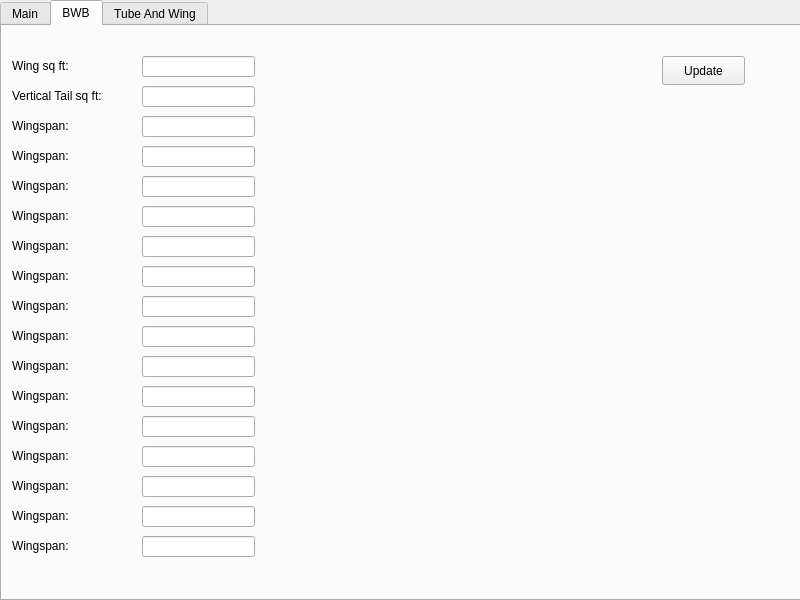
Before: the Qt Designer form BWB_GUI/form.ui in bsannar/Capstone_BWB, drawn with Qt 5.
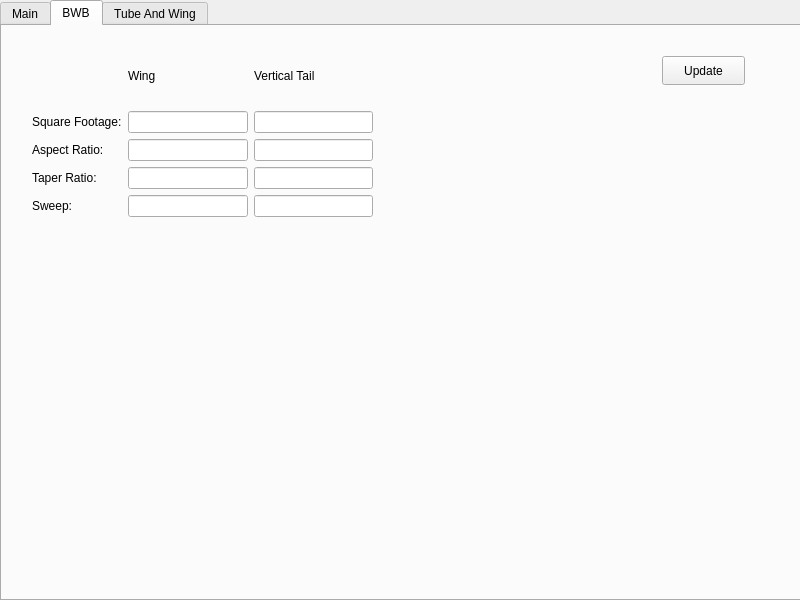
After: the same form once the commit is applied. The open tabs and pages were chosen to show the change. Icons and pictures are not drawn.

The edit to the form file:
```diff
--- a/BWB_GUI/form.ui
+++ b/BWB_GUI/form.ui
@@ -63,397 +63,6 @@
     <attribute name="title">
      <string>BWB</string>
     </attribute>
-    <widget class="QLabel" name="lbWingspan">
-     <property name="geometry">
-      <rect>
-       <x>10</x>
-       <y>30</y>
-       <width>121</width>
-       <height>20</height>
-      </rect>
-     </property>
-     <property name="text">
-      <string>Wing sq ft:</string>
-     </property>
-    </widget>
-    <widget class="QLineEdit" name="txtWingspan">
-     <property name="geometry">
-      <rect>
-       <x>140</x>
-       <y>30</y>
-       <width>113</width>
-       <height>21</height>
-      </rect>
-     </property>
-    </widget>
-    <widget class="QLabel" name="lbTailspan">
-     <property name="geometry">
-      <rect>
-       <x>10</x>
-       <y>60</y>
-       <width>121</width>
-       <height>20</height>
-      </rect>
-     </property>
-     <property name="text">
-      <string>Vertical Tail sq ft:</string>
-     </property>
-    </widget>
-    <widget class="QLineEdit" name="txtTailspan">
-     <property name="geometry">
-      <rect>
-       <x>140</x>
-       <y>60</y>
-       <width>113</width>
-       <height>21</height>
-      </rect>
-     </property>
-    </widget>
-    <widget class="QLabel" name="label_5">
-     <property name="geometry">
-      <rect>
-       <x>10</x>
-       <y>90</y>
-       <width>121</width>
-       <height>20</height>
-      </rect>
-     </property>
-     <property name="text">
-      <string>Wingspan:</string>
-     </property>
-    </widget>
-    <widget class="QLineEdit" name="lineEdit_5">
-     <property name="geometry">
-      <rect>
-       <x>140</x>
-       <y>90</y>
-       <width>113</width>
-       <height>21</height>
-      </rect>
-     </property>
-    </widget>
-    <widget class="QLabel" name="label_6">
-     <property name="geometry">
-      <rect>
-       <x>10</x>
-       <y>120</y>
-       <width>121</width>
-       <height>20</height>
-      </rect>
-     </property>
-     <property name="text">
-      <string>Wingspan:</string>
-     </property>
-    </widget>
-    <widget class="QLineEdit" name="lineEdit_6">
-     <property name="geometry">
-      <rect>
-       <x>140</x>
-       <y>120</y>
-       <width>113</width>
-       <height>21</height>
-      </rect>
-     </property>
-    </widget>
-    <widget class="QLabel" name="label_7">
-     <property name="geometry">
-      <rect>
-       <x>10</x>
-       <y>150</y>
-       <width>121</width>
-       <height>20</height>
-      </rect>
-     </property>
-     <property name="text">
-      <string>Wingspan:</string>
-     </property>
-    </widget>
-    <widget class="QLineEdit" name="lineEdit_7">
-     <property name="geometry">
-      <rect>
-       <x>140</x>
-       <y>150</y>
-       <width>113</width>
-       <height>21</height>
-      </rect>
-     </property>
-    </widget>
-    <widget class="QLabel" name="label_8">
-     <property name="geometry">
-      <rect>
-       <x>10</x>
-       <y>180</y>
-       <width>121</width>
-       <height>20</height>
-      </rect>
-     </property>
-     <property name="text">
-      <string>Wingspan:</string>
-     </property>
-    </widget>
-    <widget class="QLineEdit" name="lineEdit_8">
-     <property name="geometry">
-      <rect>
-       <x>140</x>
-       <y>180</y>
-       <width>113</width>
-       <height>21</height>
-      </rect>
-     </property>
-    </widget>
-    <widget class="QLabel" name="label_9">
-     <property name="geometry">
-      <rect>
-       <x>10</x>
-       <y>210</y>
-       <width>121</width>
-       <height>20</height>
-      </rect>
-     </property>
-     <property name="text">
-      <string>Wingspan:</string>
-     </property>
-    </widget>
-    <widget class="QLineEdit" name="lineEdit_9">
-     <property name="geometry">
-      <rect>
-       <x>140</x>
-       <y>210</y>
-       <width>113</width>
-       <height>21</height>
-      </rect>
-     </property>
-    </widget>
-    <widget class="QLabel" name="label_10">
-     <property name="geometry">
-      <rect>
-       <x>10</x>
-       <y>240</y>
-       <width>121</width>
-       <height>20</height>
-      </rect>
-     </property>
-     <property name="text">
-      <string>Wingspan:</string>
-     </property>
-    </widget>
-    <widget class="QLineEdit" name="lineEdit_10">
-     <property name="geometry">
-      <rect>
-       <x>140</x>
-       <y>240</y>
-       <width>113</width>
-       <height>21</height>
-      </rect>
-     </property>
-    </widget>
-    <widget class="QLabel" name="label_11">
-     <property name="geometry">
-      <rect>
-       <x>10</x>
-       <y>270</y>
-       <width>121</width>
-       <height>20</height>
-      </rect>
-     </property>
-     <property name="text">
-      <string>Wingspan:</string>
-     </property>
-    </widget>
-    <widget class="QLineEdit" name="lineEdit_11">
-     <property name="geometry">
-      <rect>
-       <x>140</x>
-       <y>270</y>
-       <width>113</width>
-       <height>21</height>
-      </rect>
-     </property>
-    </widget>
-    <widget class="QLabel" name="label_12">
-     <property name="geometry">
-      <rect>
-       <x>10</x>
-       <y>300</y>
-       <width>121</width>
-       <height>20</height>
-      </rect>
-     </property>
-     <property name="text">
-      <string>Wingspan:</string>
-     </property>
-    </widget>
-    <widget class="QLineEdit" name="lineEdit_12">
-     <property name="geometry">
-      <rect>
-       <x>140</x>
-       <y>300</y>
-       <width>113</width>
-       <height>21</height>
-      </rect>
-     </property>
-    </widget>
-    <widget class="QLabel" name="label_13">
-     <property name="geometry">
-      <rect>
-       <x>10</x>
-       <y>330</y>
-       <width>121</width>
-       <height>20</height>
-      </rect>
-     </property>
-     <property name="text">
-      <string>Wingspan:</string>
-     </property>
-    </widget>
-    <widget class="QLineEdit" name="lineEdit_13">
-     <property name="geometry">
-      <rect>
-       <x>140</x>
-       <y>330</y>
-       <width>113</width>
-       <height>21</height>
-      </rect>
-     </property>
-    </widget>
-    <widget class="QLabel" name="label_14">
-     <property name="geometry">
-      <rect>
-       <x>10</x>
-       <y>360</y>
-       <width>121</width>
-       <height>20</height>
-      </rect>
-     </property>
-     <property name="text">
-      <string>Wingspan:</string>
-     </property>
-    </widget>
-    <widget class="QLineEdit" name="lineEdit_14">
-     <property name="geometry">
-      <rect>
-       <x>140</x>
-       <y>360</y>
-       <width>113</width>
-       <height>21</height>
-      </rect>
-     </property>
-    </widget>
-    <widget class="QLabel" name="label_15">
-     <property name="geometry">
-      <rect>
-       <x>10</x>
-       <y>390</y>
-       <width>121</width>
-       <height>20</height>
-      </rect>
-     </property>
-     <property name="text">
-      <string>Wingspan:</string>
-     </property>
-    </widget>
-    <widget class="QLineEdit" name="lineEdit_15">
-     <property name="geometry">
-      <rect>
-       <x>140</x>
-       <y>390</y>
-       <width>113</width>
-       <height>21</height>
-      </rect>
-     </property>
-    </widget>
-    <widget class="QLabel" name="label_16">
-     <property name="geometry">
-      <rect>
-       <x>10</x>
-       <y>420</y>
-       <width>121</width>
-       <height>20</height>
-      </rect>
-     </property>
-     <property name="text">
-      <string>Wingspan:</string>
-     </property>
-    </widget>
-    <widget class="QLineEdit" name="lineEdit_16">
-     <property name="geometry">
-      <rect>
-       <x>140</x>
-       <y>420</y>
-       <width>113</width>
-       <height>21</height>
-      </rect>
-     </property>
-    </widget>
-    <widget class="QLabel" name="label_17">
-     <property name="geometry">
-      <rect>
-       <x>10</x>
-       <y>450</y>
-       <width>121</width>
-       <height>20</height>
-      </rect>
-     </property>
-     <property name="text">
-      <string>Wingspan:</string>
-     </property>
-    </widget>
-    <widget class="QLineEdit" name="lineEdit_17">
-     <property name="geometry">
-      <rect>
-       <x>140</x>
-       <y>450</y>
-       <width>113</width>
-       <height>21</height>
-      </rect>
-     </property>
-    </widget>
-    <widget class="QLabel" name="label_18">
-     <property name="geometry">
-      <rect>
-       <x>10</x>
-       <y>480</y>
-       <width>121</width>
-       <height>20</height>
-      </rect>
-     </property>
-     <property name="text">
-      <string>Wingspan:</string>
-     </property>
-    </widget>
-    <widget class="QLineEdit" name="lineEdit_18">
-     <property name="geometry">
-      <rect>
-       <x>140</x>
-       <y>480</y>
-       <width>113</width>
-       <height>21</height>
-      </rect>
-     </property>
-    </widget>
-    <widget class="QLabel" name="label_19">
-     <property name="geometry">
-      <rect>
-       <x>10</x>
-       <y>510</y>
-       <width>121</width>
-       <height>20</height>
-      </rect>
-     </property>
-     <property name="text">
-      <string>Wingspan:</string>
-     </property>
-    </widget>
-    <widget class="QLineEdit" name="lineEdit_19">
-     <property name="geometry">
-      <rect>
-       <x>140</x>
-       <y>510</y>
-       <width>113</width>
-       <height>21</height>
-      </rect>
-     </property>
-    </widget>
     <widget class="QPushButton" name="btnUpdate">
      <property name="geometry">
       <rect>
@@ -467,6 +76,84 @@
       <string>Update</string>
      </property>
     </widget>
+    <widget class="QWidget" name="gridLayoutWidget">
+     <property name="geometry">
+      <rect>
+       <x>30</x>
+       <y>20</y>
+       <width>341</width>
+       <height>171</height>
+      </rect>
+     </property>
+     <layout class="QGridLayout" name="gridLayout">
+      <item row="4" column="0">
+       <widget class="QLabel" name="label_6">
+        <property name="text">
+         <string>Sweep:</string>
+        </property>
+       </widget>
+      </item>
+      <item row="4" column="2">
+       <widget class="QLineEdit" name="txtVertTailSweep"/>
+      </item>
+      <item row="4" column="1">
+       <widget class="QLineEdit" name="txtWingSweep"/>
+      </item>
+      <item row="2" column="2">
+       <widget class="QLineEdit" name="txtVertTailAspectRatio"/>
+      </item>
+      <item row="3" column="0">
+       <widget class="QLabel" name="label_5">
+        <property name="text">
+         <string>Taper Ratio:</string>
+        </property>
+       </widget>
+      </item>
+      <item row="2" column="0">
+       <widget class="QLabel" name="lbTailspan">
+        <property name="text">
+         <string>Aspect Ratio:</string>
+        </property>
+       </widget>
+      </item>
+      <item row="3" column="1">
+       <widget class="QLineEdit" name="txtWingTaperRatio"/>
+      </item>
+      <item row="1" column="0">
+       <widget class="QLabel" name="lbWingspan">
+        <property name="text">
+         <string>Square Footage:</string>
+        </property>
+       </widget>
+      </item>
+      <item row="1" column="2">
+       <widget class="QLineEdit" name="txtVertTailSqFt"/>
+      </item>
+      <item row="2" column="1">
+       <widget class="QLineEdit" name="txtWingAspectRatio"/>
+      </item>
+      <item row="3" column="2">
+       <widget class="QLineEdit" name="txtVertTailTaperRatio"/>
+      </item>
+      <item row="1" column="1">
+       <widget class="QLineEdit" name="txtWingSqFt"/>
+      </item>
+      <item row="0" column="1">
+       <widget class="QLabel" name="lbWingspan_2">
+        <property name="text">
+         <string>Wing</string>
+        </property>
+       </widget>
+      </item>
+      <item row="0" column="2">
+       <widget class="QLabel" name="lbWingspan_3">
+        <property name="text">
+         <string>Vertical Tail</string>
+        </property>
+       </widget>
+      </item>
+     </layout>
+    </widget>
    </widget>
    <widget class="QWidget" name="tbTW">
     <property name="enabled">
```
